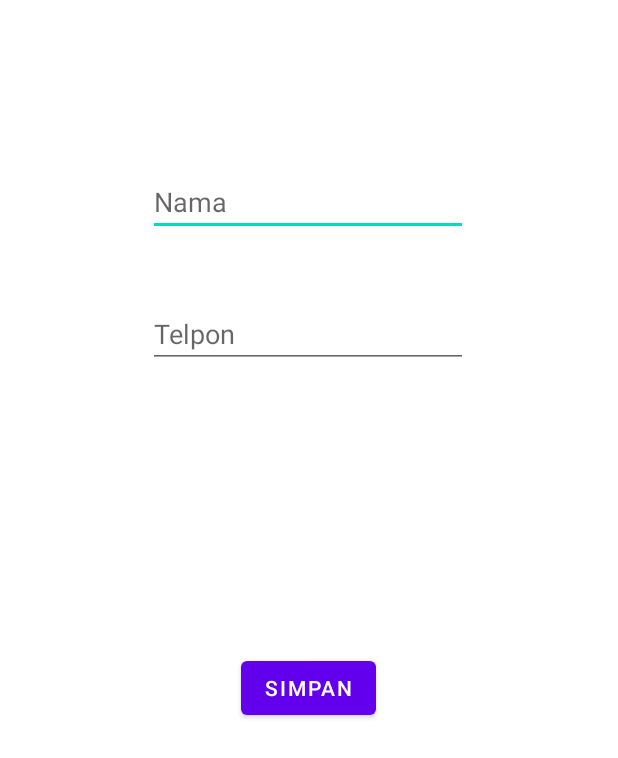
After one commit to istytsaniya/activity8, an Android app: the layout activity_tambah_teman.xml on its own in the app's theme, with its tools: preview values and no code run, on a phone screen of 412 x 824 dp. The commit adds this screen. Shown: the top 758 px of the screen. Run offline under Robolectric (Android 15) with nearby library versions, the phone set to English and light mode, and no system bars.

Commit message:
commit finish

```diff
--- a/app/build.gradle
+++ b/app/build.gradle
@@ -32,6 +32,7 @@ dependencies {
     implementation 'androidx.appcompat:appcompat:1.4.1'
     implementation 'com.google.android.material:material:1.5.0'
     implementation 'androidx.constraintlayout:constraintlayout:2.1.3'
+    implementation 'com.android.volley:volley:1.2.1'
     testImplementation 'junit:junit:4.13.2'
     androidTestImplementation 'androidx.test.ext:junit:1.1.3'
     androidTestImplementation 'androidx.test.espresso:espresso-core:3.4.0'
--- a/app/src/main/java/com/example/activity8/database/Teman.java
+++ b/app/src/main/java/com/example/activity8/database/Teman.java
@@ -1,6 +1,8 @@
 package com.example.activity8.database;
 
-public class Teman {
+import java.io.Serializable;
+
+public class Teman implements Serializable{
     String id;
     String nama;
     String telpon;
--- /dev/null
+++ b/app/src/main/res/layout/activity_tambah_teman.xml
@@ -0,0 +1,45 @@
+<?xml version="1.0" encoding="utf-8"?>
+<androidx.constraintlayout.widget.ConstraintLayout xmlns:android="http://schemas.android.com/apk/res/android"
+    xmlns:app="http://schemas.android.com/apk/res-auto"
+    xmlns:tools="http://schemas.android.com/tools"
+    android:layout_width="match_parent"
+    android:layout_height="match_parent"
+    tools:context=".TambahTeman">
+
+    <EditText
+        android:id="@+id/edNama"
+        android:layout_width="wrap_content"
+        android:layout_height="wrap_content"
+        android:layout_marginTop="112dp"
+        android:ems="10"
+        android:inputType="textPersonName"
+        android:hint="Nama"
+        app:layout_constraintEnd_toEndOf="parent"
+        app:layout_constraintHorizontal_bias="0.497"
+        app:layout_constraintStart_toStartOf="parent"
+        app:layout_constraintTop_toTopOf="parent"/>
+
+    <EditText
+        android:id="@+id/edTelpon"
+        android:layout_width="wrap_content"
+        android:layout_height="wrap_content"
+        android:layout_marginTop="88dp"
+        android:ems="10"
+        android:inputType="phone"
+        android:hint="Telpon"
+        app:layout_constraintEnd_toEndOf="@id/edNama"
+        app:layout_constraintHorizontal_bias="0.0"
+        app:layout_constraintStart_toStartOf="@id/edNama"
+        app:layout_constraintTop_toTopOf="@id/edNama"/>
+
+    <Button
+        android:id="@+id/btnSimpan"
+        android:layout_width="wrap_content"
+        android:layout_height="wrap_content"
+        android:layout_marginBottom="152dp"
+        android:text="Simpan"
+        app:layout_constraintBottom_toBottomOf="parent"
+        app:layout_constraintEnd_toEndOf="@+id/edTelpon"
+        app:layout_constraintStart_toStartOf="@id/edTelpon"
+        app:layout_constraintTop_toBottomOf="@id/edTelpon"/>
+</androidx.constraintlayout.widget.ConstraintLayout>
```
Also changed, not shown: app/src/main/AndroidManifest.xml (+6 -8 lines), app/src/main/java/com/example/activity8/MainActivity.java (+54 -19 lines), app/src/main/java/com/example/activity8/TambahTeman.java (added, +96 -0 lines), app/src/main/java/com/example/activity8/TemanBaru.java (+42 -0 lines), app/src/main/java/com/example/activity8/adapter/TemanAdapter.java (+9 -11 lines), app/src/main/res/layout/activity_main.xml (+7 -1 lines), app/src/main/res/layout/activity_main2.xml (deleted, +0 -9 lines), app/src/main/res/layout/row_data_tambah_teman.xml (added, +31 -0 lines).
